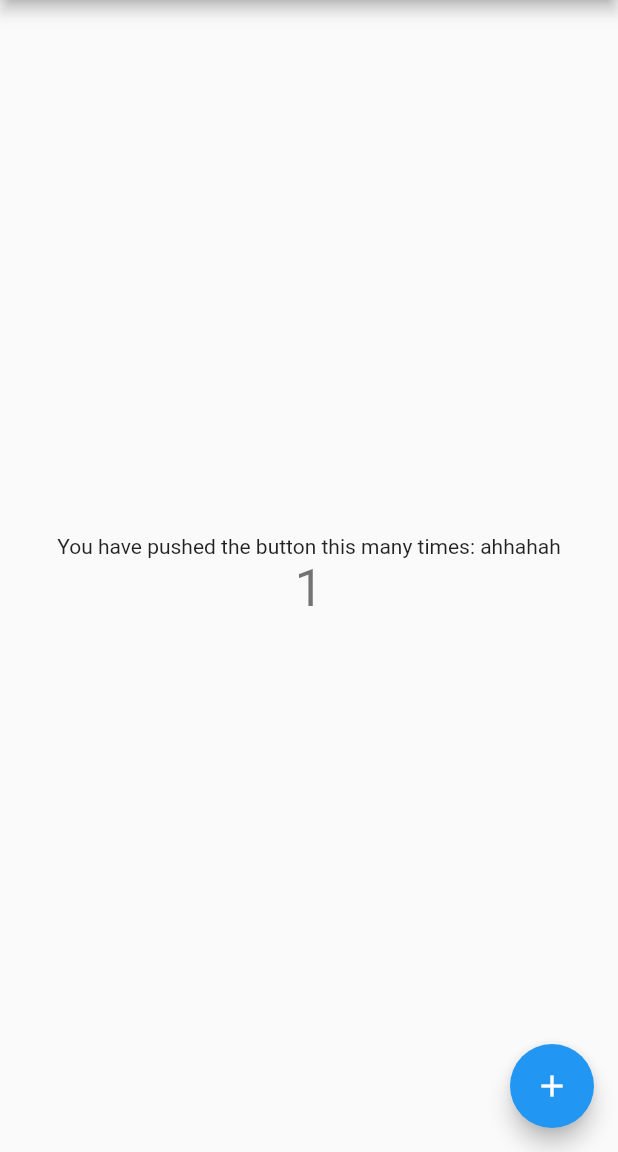
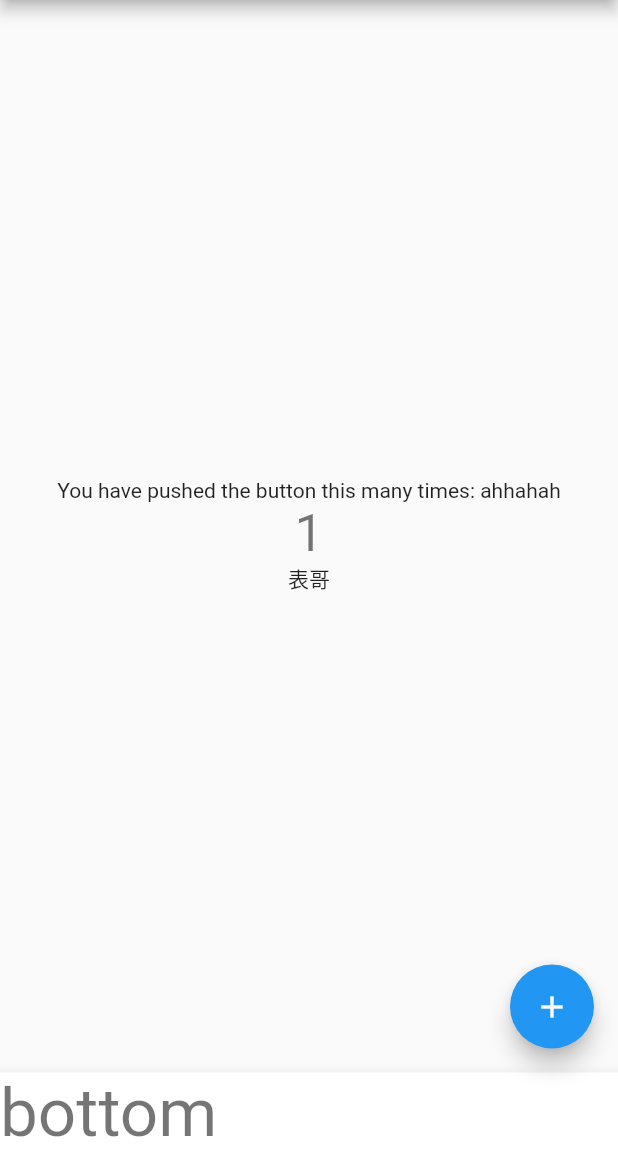
Before and after one commit to justTalk/flutterapp, a Flutter app: the screen it shows after launch, after a tap on the "add" icon, on a phone screen of 412 x 824 dp, the part 84-1236 px from its top. Run offline on Flutter 3.47's test engine with Material 2 defaults, Android fonts, the phone set to English and light mode, and no system bars.

Commit message:
简单界面

```diff
--- a/lib/main.dart
+++ b/lib/main.dart
@@ -6,6 +6,8 @@ class MyApp extends StatelessWidget {
   // This widget is the root of your application.
   @override
   Widget build(BuildContext context) {
+    print("MyApp");
+    print(hashCode);
     return MaterialApp(
       title: 'Flutter Demo',
       theme: ThemeData(
@@ -47,7 +49,9 @@ class _MyHomePageState extends State<MyHomePage> {
   int _counter = 0;
 
   void _incrementCounter() {
+    print("_incrementCounter");
     setState(() {
+      print("++");
       // This call to setState tells the Flutter framework that something has
       // changed in this State, which causes it to rerun the build method below
       // so that the display can reflect the updated values. If we changed
@@ -59,13 +63,8 @@ class _MyHomePageState extends State<MyHomePage> {
 
   @override
   Widget build(BuildContext context) {
-    // This method is rerun every time setState is called, for instance as done
-    // by the _incrementCounter method above.
-    //
-    // The Flutter framework has been optimized to make rerunning build methods
-    // fast, so that you can just rebuild anything that needs updating rather
-    // than having to individually change instances of widgets.
-    return Scaffold(
+    print(hashCode);
+    Widget views = Scaffold(
       appBar: AppBar(
         // Here we take the value from the MyHomePage object that was created by
         // the App.build method, and use it to set our appbar title.
@@ -98,8 +97,12 @@ class _MyHomePageState extends State<MyHomePage> {
               '$_counter',
               style: Theme.of(context).textTheme.display1,
             ),
+            Text("表哥")
           ],
         ),
+      ),
+      bottomNavigationBar: BottomAppBar(
+        child: Text("bottom", style: Theme.of(context).textTheme.display2)
       ),
       floatingActionButton: FloatingActionButton(
         onPressed: _incrementCounter,
@@ -107,5 +110,15 @@ class _MyHomePageState extends State<MyHomePage> {
         child: Icon(Icons.add),
       ), // This trailing comma makes auto-formatting nicer for build methods.
     );
+
+    // This method is rerun every time setState is called, for instance as done
+    // by the _incrementCounter method above.
+    //
+    // The Flutter framework has been optimized to make rerunning build methods
+    // fast, so that you can just rebuild anything that needs updating rather
+    // than having to individually change instances of widgets.
+    print(views.hashCode);
+    print(views.key);
+    return views;
   }
 }
```
Also changed, not shown: 1 other file.
